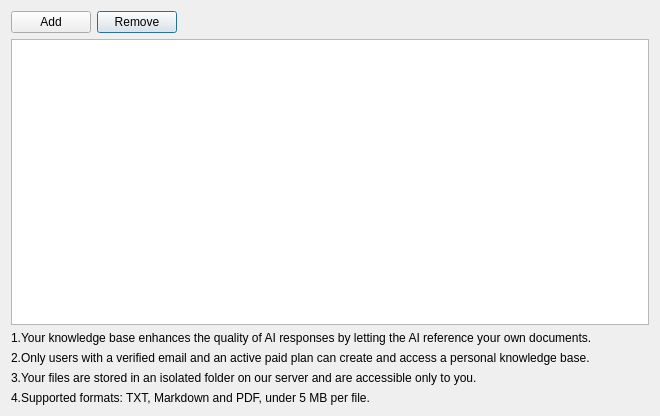
Above: user_knowledge_dialog.ui from robert6757/qgis-geo-knowledge-ai before the change. Below: the same form after it.
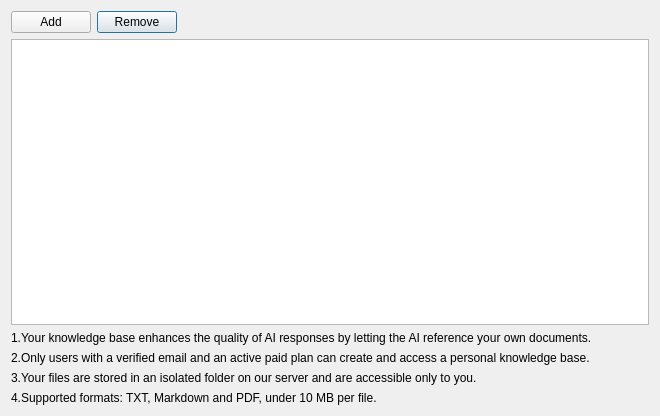
That is the form after the change.

What changed in the file:
```diff
--- a/user_knowledge_dialog.ui
+++ b/user_knowledge_dialog.ui
@@ -68,7 +68,7 @@
    <item row="5" column="0" colspan="3">
     <widget class="QLabel" name="label_4">
      <property name="text">
-      <string>4.Supported formats: TXT, Markdown and PDF, under 5 MB per file.</string>
+      <string>4.Supported formats: TXT, Markdown and PDF, under 10 MB per file.</string>
      </property>
     </widget>
    </item>
```
